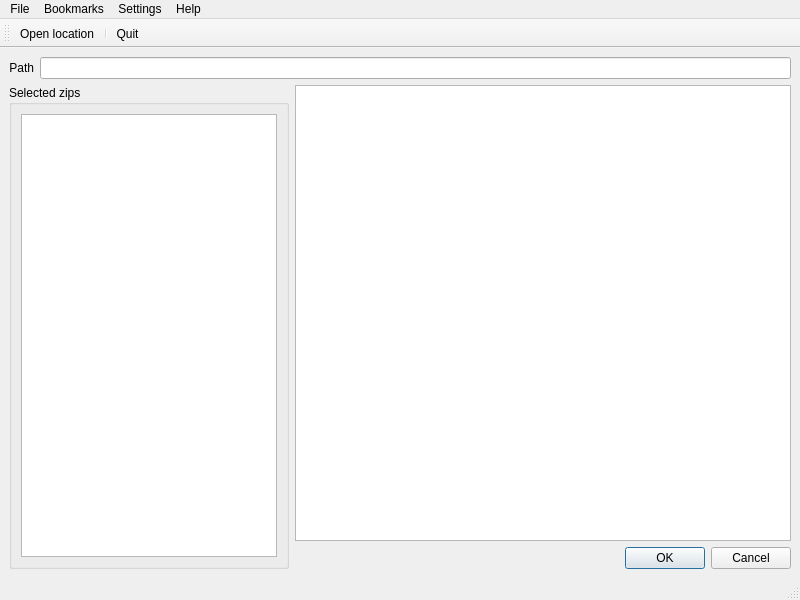
Qt form src/gedagui/resources/mainWindow.ui (cbig/gedagui) before a commit.
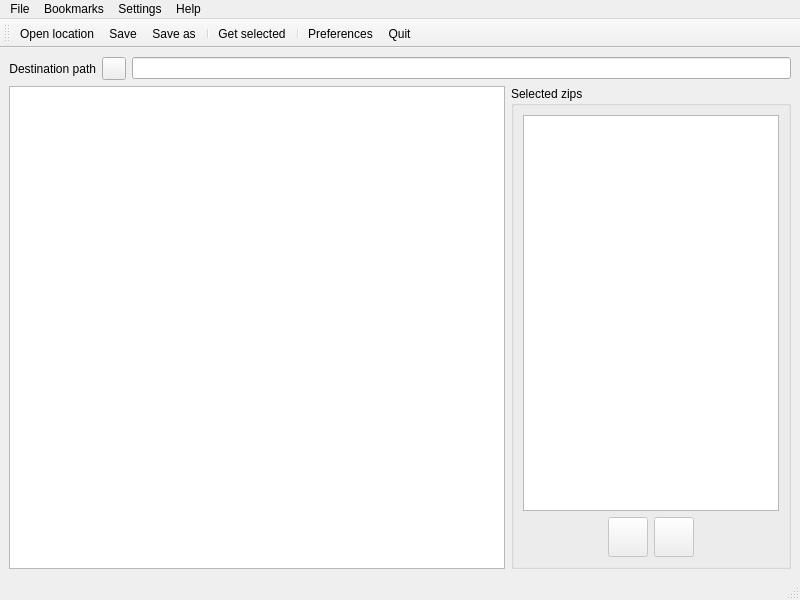
The same form after that commit. Icons and pictures are not drawn.

What changed in the file:
```diff
--- a/src/gedagui/resources/mainWindow.ui
+++ b/src/gedagui/resources/mainWindow.ui
@@ -20,13 +20,24 @@
       <item>
        <widget class="QLabel" name="label">
         <property name="text">
-         <string>Path</string>
+         <string>Destination path</string>
         </property>
         <property name="alignment">
          <set>Qt::AlignRight|Qt::AlignTrailing|Qt::AlignVCenter</set>
         </property>
        </widget>
       </item>
+      <item>
+       <widget class="QToolButton" name="toolButton">
+        <property name="text">
+         <string/>
+        </property>
+        <property name="icon">
+         <iconset resource="gedagui.qrc">
+          <normaloff>:/icons/icons/kfind.svg</normaloff>:/icons/icons/kfind.svg</iconset>
+        </property>
+       </widget>
+      </item>
       <item>
        <widget class="QLineEdit" name="path_lineEdit"/>
       </item>
@@ -34,10 +45,38 @@
     </item>
     <item>
      <layout class="QHBoxLayout" name="horizontalLayout_2">
+      <item>
+       <widget class="QTreeView" name="file_treeView">
+        <property name="dragEnabled">
+         <bool>true</bool>
+        </property>
+        <property name="dragDropMode">
+         <enum>QAbstractItemView::DragOnly</enum>
+        </property>
+        <property name="alternatingRowColors">
+         <bool>true</bool>
+        </property>
+        <property name="selectionMode">
+         <enum>QAbstractItemView::MultiSelection</enum>
+        </property>
+        <property name="selectionBehavior">
+         <enum>QAbstractItemView::SelectItems</enum>
+        </property>
+        <property name="autoExpandDelay">
+         <number>1</number>
+        </property>
+        <property name="sortingEnabled">
+         <bool>true</bool>
+        </property>
+        <property name="animated">
+         <bool>false</bool>
+        </property>
+       </widget>
+      </item>
       <item>
        <widget class="QGroupBox" name="groupBox">
         <property name="sizePolicy">
-         <sizepolicy hsizetype="Fixed" vsizetype="Preferred">
+         <sizepolicy hsizetype="Maximum" vsizetype="Preferred">
           <horstretch>0</horstretch>
           <verstretch>0</verstretch>
          </sizepolicy>
@@ -55,14 +94,20 @@
          <item>
           <widget class="QListWidget" name="selected_listWidget">
            <property name="sizePolicy">
-            <sizepolicy hsizetype="Fixed" vsizetype="Expanding">
+            <sizepolicy hsizetype="Minimum" vsizetype="Expanding">
              <horstretch>0</horstretch>
              <verstretch>0</verstretch>
             </sizepolicy>
            </property>
+           <property name="minimumSize">
+            <size>
+             <width>250</width>
+             <height>0</height>
+            </size>
+           </property>
            <property name="maximumSize">
             <size>
-             <width>300</width>
+             <width>16777215</width>
              <height>16777215</height>
             </size>
            </property>
@@ -80,47 +125,123 @@
            </property>
           </widget>
          </item>
+         <item>
+          <layout class="QHBoxLayout" name="horizontalLayout_3">
+           <item>
+            <spacer name="horizontalSpacer">
+             <property name="orientation">
+              <enum>Qt::Horizontal</enum>
+             </property>
+             <property name="sizeHint" stdset="0">
+              <size>
+               <width>40</width>
+               <height>20</height>
+              </size>
+             </property>
+            </spacer>
+           </item>
+           <item>
+            <widget class="QPushButton" name="removeSelected_pushButton">
+             <property name="enabled">
+              <bool>false</bool>
+             </property>
+             <property name="sizePolicy">
+              <sizepolicy hsizetype="Fixed" vsizetype="Fixed">
+               <horstretch>0</horstretch>
+               <verstretch>0</verstretch>
+              </sizepolicy>
+             </property>
+             <property name="minimumSize">
+              <size>
+               <width>40</width>
+               <height>40</height>
+              </size>
+             </property>
+             <property name="maximumSize">
+              <size>
+               <width>40</width>
+               <height>40</height>
+              </size>
+             </property>
+             <property name="toolTip">
+              <string>Delete item</string>
+             </property>
+             <property name="text">
+              <string/>
+             </property>
+             <property name="icon">
+              <iconset resource="gedagui.qrc">
+               <normaloff>:/icons/icons/list-remove.svg</normaloff>:/icons/icons/list-remove.svg</iconset>
+             </property>
+             <property name="iconSize">
+              <size>
+               <width>35</width>
+               <height>35</height>
+              </size>
+             </property>
+            </widget>
+           </item>
+           <item>
+            <widget class="QPushButton" name="getSelected_pushButton">
+             <property name="enabled">
+              <bool>false</bool>
+             </property>
+             <property name="sizePolicy">
+              <sizepolicy hsizetype="Fixed" vsizetype="Fixed">
+               <horstretch>0</horstretch>
+               <verstretch>0</verstretch>
+              </sizepolicy>
+             </property>
+             <property name="minimumSize">
+              <size>
+               <width>40</width>
+               <height>40</height>
+              </size>
+             </property>
+             <property name="maximumSize">
+              <size>
+               <width>40</width>
+               <height>40</height>
+              </size>
+             </property>
+             <property name="toolTip">
+              <string>Download all</string>
+             </property>
+             <property name="text">
+              <string/>
+             </property>
+             <property name="icon">
+              <iconset resource="gedagui.qrc">
+               <normaloff>:/icons/icons/go-down.svg</normaloff>:/icons/icons/go-down.svg</iconset>
+             </property>
+             <property name="iconSize">
+              <size>
+               <width>35</width>
+               <height>35</height>
+              </size>
+             </property>
+            </widget>
+           </item>
+           <item>
+            <spacer name="horizontalSpacer_2">
+             <property name="orientation">
+              <enum>Qt::Horizontal</enum>
+             </property>
+             <property name="sizeHint" stdset="0">
+              <size>
+               <width>40</width>
+               <height>20</height>
+              </size>
+             </property>
+            </spacer>
+           </item>
+          </layout>
+         </item>
         </layout>
        </widget>
       </item>
       <item>
-       <layout class="QVBoxLayout" name="verticalLayout">
-        <item>
-         <widget class="QTreeView" name="file_treeView">
-          <property name="dragEnabled">
-           <bool>true</bool>
-          </property>
-          <property name="dragDropMode">
-           <enum>QAbstractItemView::DragOnly</enum>
-          </property>
-          <property name="alternatingRowColors">
-           <bool>true</bool>
-          </property>
-          <property name="selectionMode">
-           <enum>QAbstractItemView::MultiSelection</enum>
-          </property>
-          <property name="selectionBehavior">
-           <enum>QAbstractItemView::SelectItems</enum>
-          </property>
-          <property name="autoExpandDelay">
-           <number>1</number>
-          </property>
-          <property name="sortingEnabled">
-           <bool>true</bool>
-          </property>
-          <property name="animated">
-           <bool>false</bool>
-          </property>
-         </widget>
-        </item>
-        <item>
-         <widget class="QDialogButtonBox" name="buttonBox">
-          <property name="standardButtons">
-           <set>QDialogButtonBox::Cancel|QDialogButtonBox::Ok</set>
-          </property>
-         </widget>
-        </item>
-       </layout>
+       <layout class="QVBoxLayout" name="verticalLayout"/>
       </item>
      </layout>
     </item>
@@ -177,6 +298,9 @@
   </widget>
   <widget class="QStatusBar" name="statusbar"/>
   <widget class="QToolBar" name="toolBar">
+   <property name="enabled">
+    <bool>true</bool>
+   </property>
    <property name="maximumSize">
     <size>
      <width>16777215</width>
@@ -193,7 +317,12 @@
     <bool>false</bool>
    </attribute>
    <addaction name="actionOpen_location"/>
+   <addaction name="actionSave"/>
+   <addaction name="actionS_ave_as"/>
    <addaction name="separator"/>
+   <addaction name="actionGet_selected"/>
+   <addaction name="separator"/>
+   <addaction name="actionPreferences"/>
    <addaction name="actionQuit"/>
   </widget>
   <action name="actionQuit">
@@ -220,7 +349,10 @@
      <normaloff>:/icons/icons/document-open.svg</normaloff>:/icons/icons/document-open.svg</iconset>
    </property>
    <property name="text">
-    <string>Open location</string>
+    <string>&amp;Open location</string>
+   </property>
+   <property name="shortcut">
+    <string>Ctrl+O</string>
    </property>
   </action>
   <action name="actionAdd_bookmark">
@@ -250,6 +382,54 @@
     <string>Preferences</string>
    </property>
   </action>
+  <action name="actionSave">
+   <property name="icon">
+    <iconset resource="gedagui.qrc">
+     <normaloff>:/icons/icons/document-save.svg</normaloff>:/icons/icons/document-save.svg</iconset>
+   </property>
+   <property name="text">
+    <string>&amp;Save</string>
+   </property>
+   <property name="shortcut">
+    <string>Ctrl+S</string>
+   </property>
+  </action>
+  <action name="actionS_ave_as">
+   <property name="icon">
+    <iconset resource="gedagui.qrc">
+     <normaloff>:/icons/icons/document-save-as.svg</normaloff>:/icons/icons/document-save-as.svg</iconset>
+   </property>
+   <property name="text">
+    <string>S&amp;ave as...</string>
+   </property>
+   <property name="shortcut">
+    <string>Ctrl+Shift+S</string>
+   </property>
+  </action>
+  <action name="actionGet_selected">
+   <property name="icon">
+    <iconset resource="gedagui.qrc">
+     <normaloff>:/icons/icons/go-down.svg</normaloff>:/icons/icons/go-down.svg</iconset>
+   </property>
+   <property name="text">
+    <string>Get selected</string>
+   </property>
+   <property name="toolTip">
+    <string>Get selected items</string>
+   </property>
+  </action>
+  <action name="actionSet_destination">
+   <property name="icon">
+    <iconset resource="gedagui.qrc">
+     <normaloff>:/icons/icons/kfind.svg</normaloff>:/icons/icons/kfind.svg</iconset>
+   </property>
+   <property name="text">
+    <string>Destination path</string>
+   </property>
+   <property name="toolTip">
+    <string>Set destination path</string>
+   </property>
+  </action>
  </widget>
  <resources>
   <include location="gedagui.qrc"/>
```
Left out of the diff: 25 changed lines with no effect on the pictures.
